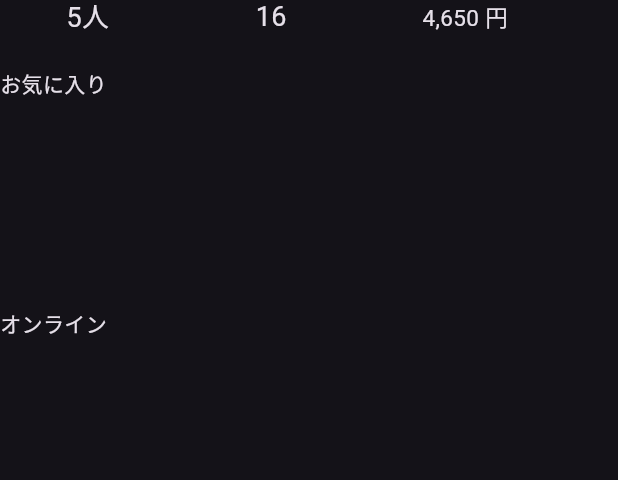
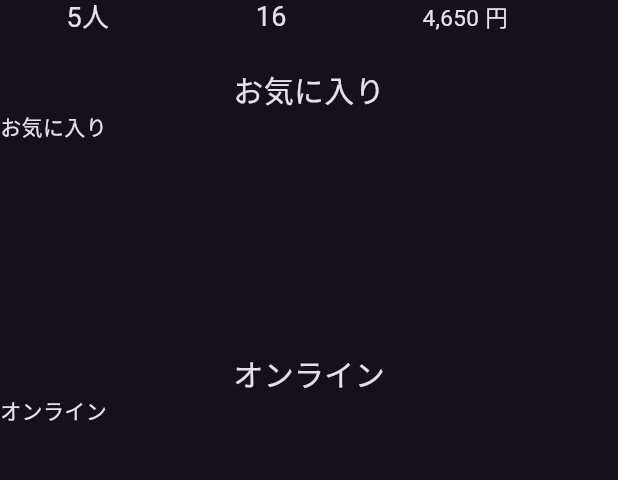
Before and after one commit to key-matrix/toyToiToy, a Flutter app: the Home screen opened directly, on a phone screen of 412 x 824 dp, the part 129-609 px from its top. Run offline on Flutter 3.47's test engine with Material 3 defaults, Android fonts, the phone set to English and light mode, and no system bars; our stand-ins replace fl_chart, flutter_riverpod, marquee, settings_ui.

Commit message:
UI修正-HOME画面変更(お気に,アクティブユーザリスト実装)

```diff
--- a/lib/view/view_widget/common_widget/parts/list/active_user_list.dart
+++ b/lib/view/view_widget/common_widget/parts/list/active_user_list.dart
@@ -7,16 +7,24 @@ class ActiveUserList extends ConsumerWidget {
 
   @override
   Widget build(BuildContext context, WidgetRef ref) {
-    return SingleChildScrollView(
-      scrollDirection: Axis.horizontal, // スクロールの向きを水平方向に指定
-      child: SizedBox(
-        height: 1000,
-        width: 1000,
-        child:
+    return const Column(
+      children: [
+        Text(
+          "オンライン",
+          style: TextStyle(
+            fontSize: 20,
+          ),
+        ),
+        SingleChildScrollView(
+          scrollDirection: Axis.horizontal, // スクロールの向きを水平方向に指定
+          child: SizedBox(
+            height: 400,
+            width: 1000,
             //オンラインユーザーを横スクロール対応で表示
-
-            Text("オンライン"),
-      ),
+            child: Text("オンライン"),
+          ),
+        ),
+      ],
     );
   }
 }
--- a/lib/view/view_widget/common_widget/parts/list/favorite_user_list.dart
+++ b/lib/view/view_widget/common_widget/parts/list/favorite_user_list.dart
@@ -6,16 +6,24 @@ class FavoriteUserList extends ConsumerWidget {
 
   @override
   Widget build(BuildContext context, WidgetRef ref) {
-    return SingleChildScrollView(
-      scrollDirection: Axis.horizontal, // スクロールの向きを水平方向に指定
-      child: SizedBox(
-        height: 160,
-        width: 1000,
-        child:
-            //オンラインユーザーを横スクロール対応で表示
-
-            Text("お気に入り"),
-      ),
+    return const Column(
+      children: [
+        Text(
+          "お気に入り",
+          style: TextStyle(
+            fontSize: 20,
+          ),
+        ),
+        SingleChildScrollView(
+          scrollDirection: Axis.horizontal, // スクロールの向きを水平方向に指定
+          child: SizedBox(
+            height: 160,
+            width: 1000,
+            //お気に入りユーザーを横スクロール対応で表示
+            child: Text("お気に入り"),
+          ),
+        ),
+      ],
     );
   }
 }
--- a/lib/view/view_widget/screen/app_top.dart
+++ b/lib/view/view_widget/screen/app_top.dart
@@ -68,8 +68,7 @@ class _AppTopState extends ConsumerState<AppTop> {
         unselectedItemColor: Colors.grey,
         // 非アクティブIconカラー
         items: const <BottomNavigationBarItem>[
-            BottomNavigationBarItem(
-                icon: Icon(Icons.bookmark_add), label: '予約'),
+          BottomNavigationBarItem(icon: Icon(Icons.bookmark_add), label: '予約'),
 
           BottomNavigationBarItem(icon: Icon(Icons.dashboard), label: 'ホーム'),
 
@@ -78,6 +77,7 @@ class _AppTopState extends ConsumerState<AppTop> {
           // BottomNavigationBarItem(icon: Icon(Icons.person), label: 'アカウント'),
         ],
         type: BottomNavigationBarType.fixed,
-        ));
+      ),
+    );
   }
 }
```
Also changed, not shown: lib/view/view_widget/common_widget/parts/app_bar.dart (+0 -13 lines), lib/view/view_widget/common_widget/parts/bottom_navi_bar.dart (+8 -4 lines), lib/view/view_widget/common_widget/parts/drawer.dart (+12 -5 lines), lib/view/view_widget/common_widget/parts/graphs/bar_graph.dart (+4 -5 lines), lib/view/view_widget/common_widget/parts/top_navi.dart (deleted, +0 -12 lines), lib/view/view_widget/screen/common_widget/booking_screen/booking_screen.dart (+7 -1 lines), lib/view/view_widget/screen/common_widget/favorite_screen/favorite_screen.dart (+6 -1 lines), lib/view/view_widget/screen/common_widget/settings/setting_top.dart (+16 -14 lines), lib/view/view_widget/screen/login/login_top.dart (+11 -8 lines). Lines whose indentation alone changed are shown as unchanged.
